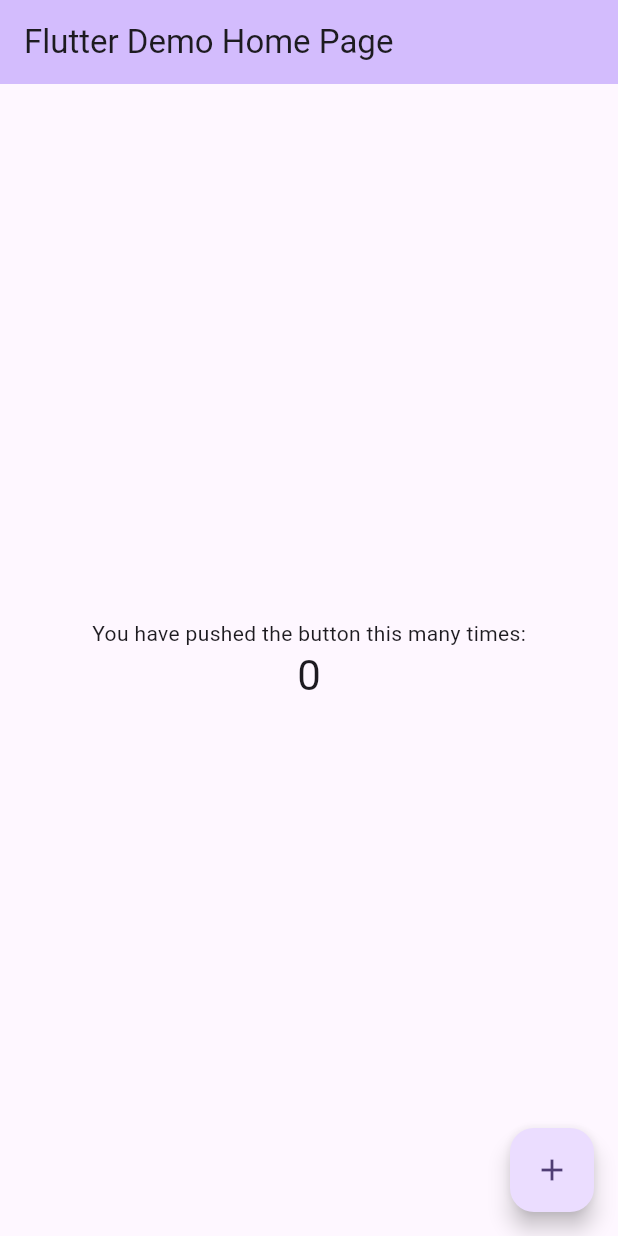
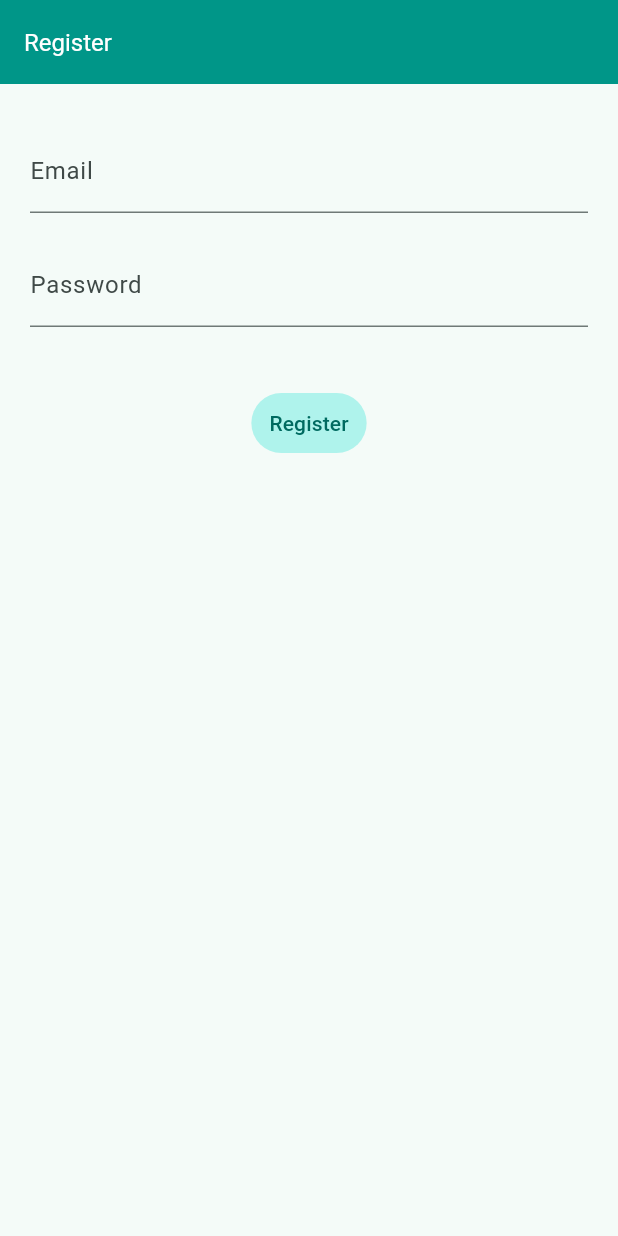
Before and after one commit to marellz/mynotes, a Flutter app: the screen it shows after launch, on a phone screen of 412 x 824 dp. Run offline on Flutter 3.47's test engine with Material 3 defaults, Android fonts, the phone set to English and light mode, and no system bars; our stand-ins replace firebase_auth, firebase_core; accounts and stored records are empty.

Commit message:
basic registration view

```diff
--- a/lib/main.dart
+++ b/lib/main.dart
@@ -1,125 +1,132 @@
+// ignore_for_file: avoid_print
+
+import 'package:firebase_core/firebase_core.dart';
 import 'package:flutter/material.dart';
+import 'package:firebase_auth/firebase_auth.dart';
+import 'firebase_options.dart';
 
 void main() {
-  runApp(const MyApp());
+  WidgetsFlutterBinding.ensureInitialized();
+  runApp(MaterialApp(
+    title: 'Flutter Demo',
+    theme: ThemeData(
+      colorScheme: ColorScheme.fromSeed(seedColor: Colors.teal),
+      useMaterial3: true,
+    ),
+    home: const RegisterView(),
+  ));
 }
 
-class MyApp extends StatelessWidget {
-  const MyApp({super.key});
+class RegisterView extends StatefulWidget {
+  const RegisterView({super.key});
 
-  // This widget is the root of your application.
   @override
-  Widget build(BuildContext context) {
-    return MaterialApp(
-      title: 'Flutter Demo',
-      theme: ThemeData(
-        // This is the theme of your application.
-        //
-        // TRY THIS: Try running your application with "flutter run". You'll see
-        // the application has a purple toolbar. Then, without quitting the app,
-        // try changing the seedColor in the colorScheme below to Colors.green
-        // and then invoke "hot reload" (save your changes or press the "hot
-        // reload" button in a Flutter-supported IDE, or press "r" if you used
-        // the command line to start the app).
-        //
-        // Notice that the counter didn't reset back to zero; the application
-        // state is not lost during the reload. To reset the state, use hot
-        // restart instead.
-        //
-        // This works for code too, not just values: Most code changes can be
-        // tested with just a hot reload.
-        colorScheme: ColorScheme.fromSeed(seedColor: Colors.deepPurple),
-        useMaterial3: true,
-      ),
-      home: const MyHomePage(title: 'Flutter Demo Home Page'),
-    );
-  }
+  State<RegisterView> createState() => _RegisterViewState();
 }
 
-class MyHomePage extends StatefulWidget {
-  const MyHomePage({super.key, required this.title});
 
-  // This widget is the home page of your application. It is stateful, meaning
-  // that it has a State object (defined below) that contains fields that affect
-  // how it looks.
-
-  // This class is the configuration for the state. It holds the values (in this
-  // case the title) provided by the parent (in this case the App widget) and
-  // used by the build method of the State. Fields in a Widget subclass are
-  // always marked "final".
-
-  final String title;
+class _RegisterViewState extends State<RegisterView> {
+  late final TextEditingController _email;
+  late final TextEditingController _password;
 
   @override
-  State<MyHomePage> createState() => _MyHomePageState();
-}
+  void initState() {
+    _email = TextEditingController();
+    _password = TextEditingController();
 
-class _MyHomePageState extends State<MyHomePage> {
-  int _counter = 0;
+    super.initState();
+  }
 
-  void _incrementCounter() {
-    setState(() {
-      // This call to setState tells the Flutter framework that something has
-      // changed in this State, which causes it to rerun the build method below
-      // so that the display can reflect the updated values. If we changed
-      // _counter without calling setState(), then the build method would not be
-      // called again, and so nothing would appear to happen.
-      _counter++;
-    });
+  @override
+  void dispose() {
+    _email.dispose();
+    _password.dispose();
+
+    super.dispose();
   }
 
   @override
   Widget build(BuildContext context) {
-    // This method is rerun every time setState is called, for instance as done
-    // by the _incrementCounter method above.
-    //
-    // The Flutter framework has been optimized to make rerunning build methods
-    // fast, so that you can just rebuild anything that needs updating rather
-    // than having to individually change instances of widgets.
     return Scaffold(
       appBar: AppBar(
-        // TRY THIS: Try changing the color here to a specific color (to
-        // Colors.amber, perhaps?) and trigger a hot reload to see the AppBar
-        // change color while the other colors stay the same.
-        backgroundColor: Theme.of(context).colorScheme.inversePrimary,
-        // Here we take the value from the MyHomePage object that was created by
-        // the App.build method, and use it to set our appbar title.
-        title: Text(widget.title),
+          backgroundColor: Colors.teal,
+          title: const Text('Register',
+              style: TextStyle(color: Colors.white, fontSize: 16))),
+      body: FutureBuilder(
+        future: Firebase.initializeApp(
+            options: DefaultFirebaseOptions.currentPlatform),
+        builder: (context, snapshot) {
+          switch(snapshot.connectionState) {
+            case ConnectionState.done:
+              return Container(
+                margin: const EdgeInsets.only(top: 10),
+                padding: const EdgeInsets.all(20),
+                child: Column(
+                  children: [
+                    TextField(
+                      controller: _email,
+                      keyboardType: TextInputType.emailAddress,
+                      decoration: const InputDecoration(
+                          hintText: 'Enter email', label: Text('Email')),
+                    ),
+                    const SizedBox(height: 20),
+                    TextField(
+                      controller: _password,
+                      decoration: const InputDecoration(
+                          hintText: 'Enter password', label: Text('Password')),
+                      obscureText: true,
+                      autocorrect: false,
+                    ),
+                    const SizedBox(
+                      height: 40,
+                    ),
+                    TextButton(
+                        onPressed: () async {
+                          final String email = _email.text;
+                          final String password = _password.text;
+
+                          print({email, password});
+
+                          try {
+                            final UserCredential userCredential =
+                                await FirebaseAuth
+                                    .instance
+                                    .createUserWithEmailAndPassword(
+                                        email: email, password: password);
+
+                            print(userCredential);
+                          } on FirebaseAuthException catch (e) {
+                            if (e.code == 'weak-password') {
+                              print('The password provided is too weak.');
+                            } else if (e.code == 'email-already-in-use') {
+                              print(
+                                  'The account already exists for that email.');
+                            }
+                          } catch (e) {
+                            print('Problem found');
+                            print(e);
+                          }
+                        },
+                        style: const ButtonStyle(
+                            backgroundColor: WidgetStatePropertyAll(
+                                Color.fromARGB(255, 175, 243, 236))
+                            // backgroundColor: WidgetStatePropertyAll(Colors.teal),
+                            // textStyle:
+                            //     WidgetStatePropertyAll(TextStyle(color: Colors.white))
+                            ),
+                        //
+                        child: const Text('Register')),
+                  ],
+                ),
+              );
+
+              default:
+                return const Text('Loading');
+          }
+
+
+        },
       ),
-      body: Center(
-        // Center is a layout widget. It takes a single child and positions it
-        // in the middle of the parent.
-        child: Column(
-          // Column is also a layout widget. It takes a list of children and
-          // arranges them vertically. By default, it sizes itself to fit its
-          // children horizontally, and tries to be as tall as its parent.
-          //
-          // Column has various properties to control how it sizes itself and
-          // how it positions its children. Here we use mainAxisAlignment to
-          // center the children vertically; the main axis here is the vertical
-          // axis because Columns are vertical (the cross axis would be
-          // horizontal).
-          //
-          // TRY THIS: Invoke "debug painting" (choose the "Toggle Debug Paint"
-          // action in the IDE, or press "p" in the console), to see the
-          // wireframe for each widget.
-          mainAxisAlignment: MainAxisAlignment.center,
-          children: <Widget>[
-            const Text(
-              'You have pushed the button this many times:',
-            ),
-            Text(
-              '$_counter',
-              style: Theme.of(context).textTheme.headlineMedium,
-            ),
-          ],
-        ),
-      ),
-      floatingActionButton: FloatingActionButton(
-        onPressed: _incrementCounter,
-        tooltip: 'Increment',
-        child: const Icon(Icons.add),
-      ), // This trailing comma makes auto-formatting nicer for build methods.
     );
   }
 }
```
